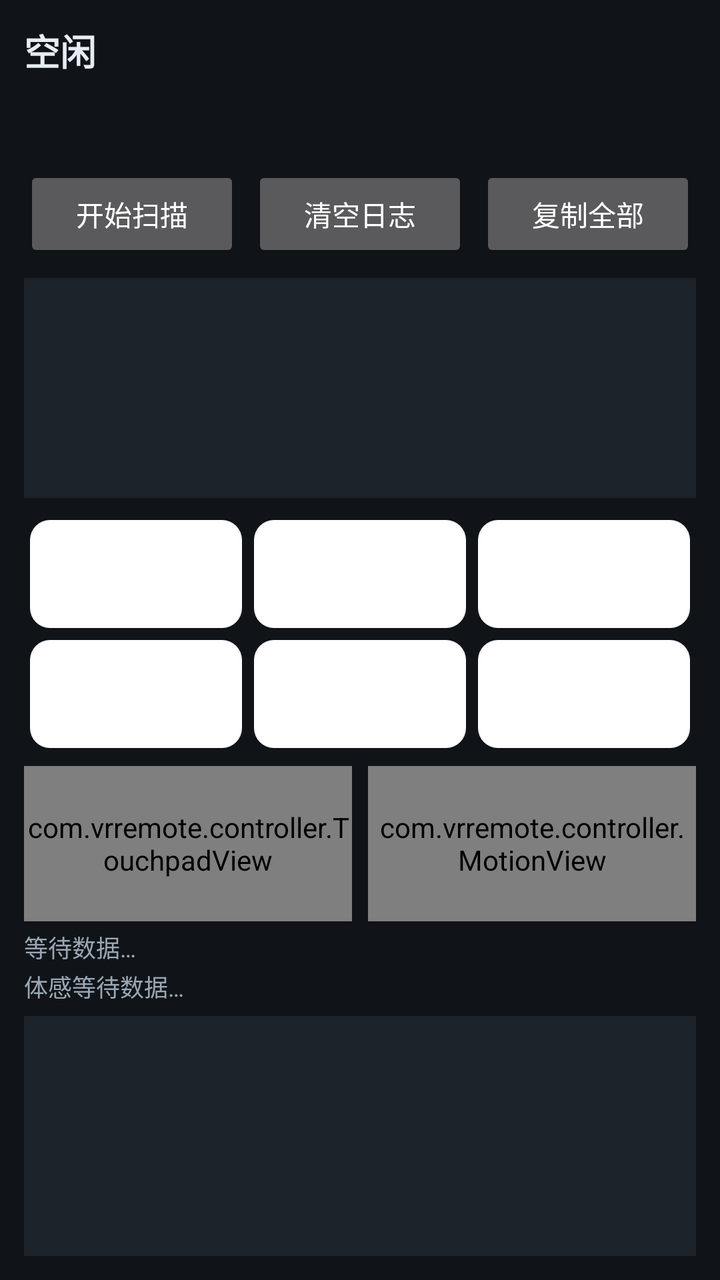
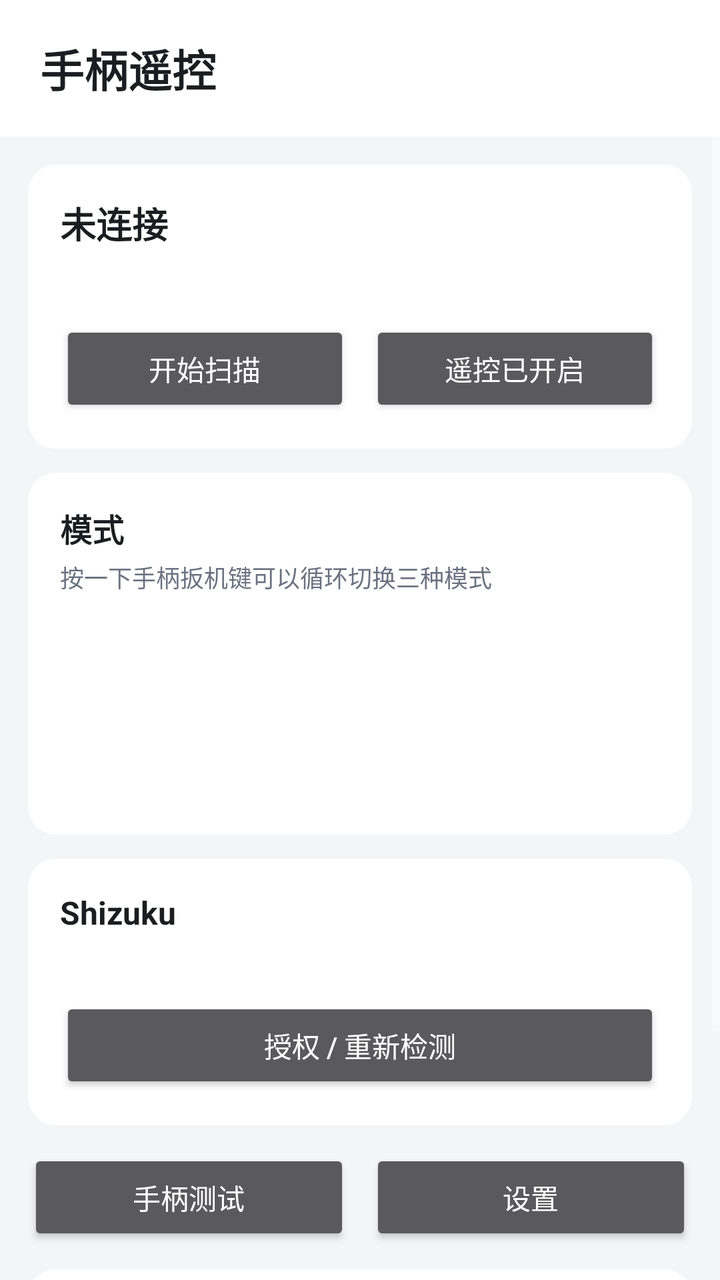

Two renders of the same Android screen: before a commit and after it. Below are the layout's source before the change and the commit's diff.
<!-- AndroidManifest.xml: application theme android:Theme.Material -->
<!-- res/layout/activity_main.xml -->
<?xml version="1.0" encoding="utf-8"?>
<LinearLayout xmlns:android="http://schemas.android.com/apk/res/android"
    android:layout_width="match_parent"
    android:layout_height="match_parent"
    android:background="@color/bg"
    android:fitsSystemWindows="true"
    android:orientation="vertical"
    android:padding="12dp">

    <TextView
        android:id="@+id/stateText"
        android:layout_width="match_parent"
        android:layout_height="wrap_content"
        android:text="空闲"
        android:textColor="@color/text"
        android:textSize="18sp"
        android:textStyle="bold" />

    <TextView
        android:id="@+id/deviceText"
        android:layout_width="match_parent"
        android:layout_height="wrap_content"
        android:layout_marginTop="2dp"
        android:textColor="#FF9AA7B4"
        android:textSize="12sp" />

    <TextView
        android:id="@+id/statsText"
        android:layout_width="match_parent"
        android:layout_height="wrap_content"
        android:layout_marginTop="2dp"
        android:textColor="#FF9AA7B4"
        android:textSize="12sp" />

    <LinearLayout
        android:layout_width="match_parent"
        android:layout_height="wrap_content"
        android:layout_marginTop="8dp"
        android:orientation="horizontal">

        <Button
            android:id="@+id/scanButton"
            android:layout_width="0dp"
            android:layout_height="wrap_content"
            android:layout_weight="1"
            android:text="开始扫描" />

        <Button
            android:id="@+id/clearButton"
            android:layout_width="0dp"
            android:layout_height="wrap_content"
            android:layout_marginStart="6dp"
            android:layout_weight="1"
            android:text="清空日志" />

        <Button
            android:id="@+id/copyButton"
            android:layout_width="0dp"
            android:layout_height="wrap_content"
            android:layout_marginStart="6dp"
            android:layout_weight="1"
            android:text="复制全部" />
    </LinearLayout>

    <ScrollView
        android:id="@+id/deviceScroll"
        android:layout_width="match_parent"
        android:layout_height="110dp"
        android:layout_marginTop="8dp"
        android:background="@color/panel">

        <LinearLayout
            android:id="@+id/deviceList"
            android:layout_width="match_parent"
            android:layout_height="wrap_content"
            android:orientation="vertical"
            android:padding="6dp" />
    </ScrollView>

    <LinearLayout
        android:layout_width="match_parent"
        android:layout_height="wrap_content"
        android:layout_marginTop="8dp"
        android:orientation="horizontal">

        <TextView
            android:id="@+id/keyTrigger"
            android:layout_width="0dp"
            android:layout_height="54dp"
            android:layout_margin="3dp"
            android:layout_weight="1"
            android:background="@drawable/key_block"
            android:gravity="center"
            android:textColor="@color/text"
            android:textSize="12sp" />

        <TextView
            android:id="@+id/keyConfirm"
            android:layout_width="0dp"
            android:layout_height="54dp"
            android:layout_margin="3dp"
            android:layout_weight="1"
            android:background="@drawable/key_block"
            android:gravity="center"
            android:textColor="@color/text"
            android:textSize="12sp" />

        <TextView
            android:id="@+id/keyVolumeDown"
            android:layout_width="0dp"
            android:layout_height="54dp"
            android:layout_margin="3dp"
            android:layout_weight="1"
            android:background="@drawable/key_block"
            android:gravity="center"
            android:textColor="@color/text"
            android:textSize="12sp" />
    </LinearLayout>

    <LinearLayout
        android:layout_width="match_parent"
        android:layout_height="wrap_content"
        android:orientation="horizontal">

        <TextView
            android:id="@+id/keyVolumeUp"
            android:layout_width="0dp"
            android:layout_height="54dp"
            android:layout_margin="3dp"
            android:layout_weight="1"
            android:background="@drawable/key_block"
            android:gravity="center"
            android:textColor="@color/text"
            android:textSize="12sp" />

        <TextView
            android:id="@+id/keyHome"
            android:layout_width="0dp"
            android:layout_height="54dp"
            android:layout_margin="3dp"
            android:layout_weight="1"
            android:background="@drawable/key_block"
            android:gravity="center"
            android:textColor="@color/text"
            android:textSize="12sp" />

        <TextView
            android:id="@+id/keyBack"
            android:layout_width="0dp"
            android:layout_height="54dp"
            android:layout_margin="3dp"
            android:layout_weight="1"
            android:background="@drawable/key_block"
            android:gravity="center"
            android:textColor="@color/text"
            android:textSize="12sp" />
    </LinearLayout>

    <LinearLayout
        android:layout_width="match_parent"
        android:layout_height="0dp"
        android:layout_marginTop="6dp"
        android:layout_weight="1"
        android:orientation="horizontal">

        <com.vrremote.controller.TouchpadView
            android:id="@+id/touchpadView"
            android:layout_width="0dp"
            android:layout_height="match_parent"
            android:layout_weight="1" />

        <com.vrremote.controller.MotionView
            android:id="@+id/motionView"
            android:layout_width="0dp"
            android:layout_height="match_parent"
            android:layout_marginStart="8dp"
            android:layout_weight="1" />
    </LinearLayout>

    <TextView
        android:id="@+id/touchpadText"
        android:layout_width="match_parent"
        android:layout_height="wrap_content"
        android:layout_marginTop="4dp"
        android:text="等待数据…"
        android:textColor="#FF9AA7B4"
        android:textSize="12sp" />

    <TextView
        android:id="@+id/motionText"
        android:layout_width="match_parent"
        android:layout_height="wrap_content"
        android:layout_marginTop="2dp"
        android:text="体感等待数据…"
        android:textColor="#FF9AA7B4"
        android:textSize="12sp" />

    <ScrollView
        android:id="@+id/rawScroll"
        android:layout_width="match_parent"
        android:layout_height="120dp"
        android:layout_marginTop="6dp"
        android:background="@color/panel">

        <TextView
            android:id="@+id/rawLog"
            android:layout_width="match_parent"
            android:layout_height="wrap_content"
            android:padding="6dp"
            android:textColor="#FFB7C3CF"
            android:textSize="10sp"
            android:typeface="monospace" />
    </ScrollView>
</LinearLayout>
<!-- resources referenced by this layout -->
<resources>
  <color name="bg">#FF101418</color>
  <color name="panel">#FF1C2229</color>
  <color name="text">#FFE6EDF3</color>
  <!-- drawable key_block (drawable) -->
  <?xml version="1.0" encoding="utf-8"?>
  <shape xmlns:android="http://schemas.android.com/apk/res/android"
      android:shape="rectangle">
      <solid android:color="#FFFFFF" />
      <corners android:radius="10dp" />
  </shape>
</resources>

<!-- the commit's change to res/layout/activity_main.xml (unified diff, before → after) -->
@@ -2,213 +2,200 @@
 <LinearLayout xmlns:android="http://schemas.android.com/apk/res/android"
     android:layout_width="match_parent"
     android:layout_height="match_parent"
-    android:background="@color/bg"
+    android:background="@color/light_bg"
     android:fitsSystemWindows="true"
-    android:orientation="vertical"
-    android:padding="12dp">
+    android:orientation="vertical">
 
     <TextView
-        android:id="@+id/stateText"
         android:layout_width="match_parent"
         android:layout_height="wrap_content"
-        android:text="空闲"
-        android:textColor="@color/text"
-        android:textSize="18sp"
+        android:background="@color/light_card"
+        android:paddingStart="20dp"
+        android:paddingTop="18dp"
+        android:paddingEnd="20dp"
+        android:paddingBottom="18dp"
+        android:text="@string/app_name"
+        android:textColor="@color/light_text"
+        android:textSize="22sp"
         android:textStyle="bold" />
 
-    <TextView
-        android:id="@+id/deviceText"
+    <ScrollView
         android:layout_width="match_parent"
-        android:layout_height="wrap_content"
-        android:layout_marginTop="2dp"
-        android:textColor="#FF9AA7B4"
-        android:textSize="12sp" />
-
-    <TextView
-        android:id="@+id/statsText"
-        android:layout_width="match_parent"
-        android:layout_height="wrap_content"
-        android:layout_marginTop="2dp"
-        android:textColor="#FF9AA7B4"
-        android:textSize="12sp" />
-
-    <LinearLayout
-        android:layout_width="match_parent"
-        android:layout_height="wrap_content"
-        android:layout_marginTop="8dp"
-        android:orientation="horizontal">
-
-        <Button
-            android:id="@+id/scanButton"
-            android:layout_width="0dp"
-            android:layout_height="wrap_content"
-            android:layout_weight="1"
-            android:text="开始扫描" />
-
-        <Button
-            android:id="@+id/clearButton"
-            android:layout_width="0dp"
-            android:layout_height="wrap_content"
-            android:layout_marginStart="6dp"
-            android:layout_weight="1"
-            android:text="清空日志" />
-
-        <Button
-            android:id="@+id/copyButton"
-            android:layout_width="0dp"
-            android:layout_height="wrap_content"
-            android:layout_marginStart="6dp"
-            android:layout_weight="1"
-            android:text="复制全部" />
-    </LinearLayout>
-
-    <ScrollView
-        android:id="@+id/deviceScroll"
-        android:layout_width="match_parent"
-        android:layout_height="110dp"
-        android:layout_marginTop="8dp"
-        android:background="@color/panel">
+        android:layout_height="0dp"
+        android:layout_weight="1">
 
         <LinearLayout
-            android:id="@+id/deviceList"
             android:layout_width="match_parent"
             android:layout_height="wrap_content"
             android:orientation="vertical"
-            android:padding="6dp" />
-    </ScrollView>
-
-    <LinearLayout
-        android:layout_width="match_parent"
-        android:layout_height="wrap_content"
-        android:layout_marginTop="8dp"
-        android:orientation="horizontal">
-
-        <TextView
-            android:id="@+id/keyTrigger"
-            android:layout_width="0dp"
-            android:layout_height="54dp"
-            android:layout_margin="3dp"
-            android:layout_weight="1"
-            android:background="@drawable/key_block"
-            android:gravity="center"
-            android:textColor="@color/text"
-            android:textSize="12sp" />
-
-        <TextView
-            android:id="@+id/keyConfirm"
-            android:layout_width="0dp"
-            android:layout_height="54dp"
-            android:layout_margin="3dp"
-            android:layout_weight="1"
-            android:background="@drawable/key_block"
-            android:gravity="center"
-            android:textColor="@color/text"
-            android:textSize="12sp" />
-
-        <TextView
-            android:id="@+id/keyVolumeDown"
-            android:layout_width="0dp"
-            android:layout_height="54dp"
-            android:layout_margin="3dp"
-            android:layout_weight="1"
-            android:background="@drawable/key_block"
-            android:gravity="center"
-            android:textColor="@color/text"
-            android:textSize="12sp" />
-    </LinearLayout>
-
-    <LinearLayout
-        android:layout_width="match_parent"
-        android:layout_height="wrap_content"
-        android:orientation="horizontal">
-
-        <TextView
-            android:id="@+id/keyVolumeUp"
-            android:layout_width="0dp"
-            android:layout_height="54dp"
-            android:layout_margin="3dp"
-            android:layout_weight="1"
-            android:background="@drawable/key_block"
-            android:gravity="center"
-            android:textColor="@color/text"
-            android:textSize="12sp" />
-
-        <TextView
-            android:id="@+id/keyHome"
-            android:layout_width="0dp"
-            android:layout_height="54dp"
-            android:layout_margin="3dp"
-            android:layout_weight="1"
-            android:background="@drawable/key_block"
-            android:gravity="center"
-            android:textColor="@color/text"
-            android:textSize="12sp" />
-
-        <TextView
-            android:id="@+id/keyBack"
-            android:layout_width="0dp"
-            android:layout_height="54dp"
-            android:layout_margin="3dp"
-            android:layout_weight="1"
-            android:background="@drawable/key_block"
-            android:gravity="center"
-            android:textColor="@color/text"
-            android:textSize="12sp" />
-    </LinearLayout>
-
-    <LinearLayout
-        android:layout_width="match_parent"
-        android:layout_height="0dp"
-        android:layout_marginTop="6dp"
-        android:layout_weight="1"
-        android:orientation="horizontal">
-
-        <com.vrremote.controller.TouchpadView
-            android:id="@+id/touchpadView"
-            android:layout_width="0dp"
-            android:layout_height="match_parent"
-            android:layout_weight="1" />
-
-        <com.vrremote.controller.MotionView
-            android:id="@+id/motionView"
-            android:layout_width="0dp"
-            android:layout_height="match_parent"
-            android:layout_marginStart="8dp"
-            android:layout_weight="1" />
-    </LinearLayout>
-
-    <TextView
-        android:id="@+id/touchpadText"
-        android:layout_width="match_parent"
-        android:layout_height="wrap_content"
-        android:layout_marginTop="4dp"
-        android:text="等待数据…"
-        android:textColor="#FF9AA7B4"
-        android:textSize="12sp" />
-
-    <TextView
-        android:id="@+id/motionText"
-        android:layout_width="match_parent"
-        android:layout_height="wrap_content"
-        android:layout_marginTop="2dp"
-        android:text="体感等待数据…"
-        android:textColor="#FF9AA7B4"
-        android:textSize="12sp" />
-
-    <ScrollView
-        android:id="@+id/rawScroll"
-        android:layout_width="match_parent"
-        android:layout_height="120dp"
-        android:layout_marginTop="6dp"
-        android:background="@color/panel">
-
-        <TextView
-            android:id="@+id/rawLog"
-            android:layout_width="match_parent"
-            android:layout_height="wrap_content"
-            android:padding="6dp"
-            android:textColor="#FFB7C3CF"
-            android:textSize="10sp"
-            android:typeface="monospace" />
+            android:padding="14dp">
+
+            <LinearLayout
+                android:layout_width="match_parent"
+                android:layout_height="wrap_content"
+                android:background="@drawable/card_background"
+                android:orientation="vertical"
+                android:padding="16dp">
+
+                <TextView
+                    android:id="@+id/stateText"
+                    android:layout_width="match_parent"
+                    android:layout_height="wrap_content"
+                    android:text="未连接"
+                    android:textColor="@color/light_text"
+                    android:textSize="18sp"
+                    android:textStyle="bold" />
+
+                <TextView
+                    android:id="@+id/deviceText"
+                    android:layout_width="match_parent"
+                    android:layout_height="wrap_content"
+                    android:layout_marginTop="6dp"
+                    android:textColor="@color/light_text_dim"
+                    android:textSize="13sp" />
+
+                <LinearLayout
+                    android:layout_width="match_parent"
+                    android:layout_height="wrap_content"
+                    android:layout_marginTop="12dp"
+                    android:orientation="horizontal">
+
+                    <Button
+                        android:id="@+id/scanButton"
+                        android:layout_width="0dp"
+                        android:layout_height="wrap_content"
+                        android:layout_weight="1"
+                        android:text="开始扫描" />
+
+                    <Button
+                        android:id="@+id/remoteSwitchButton"
+                        android:layout_width="0dp"
+                        android:layout_height="wrap_content"
+                        android:layout_marginStart="10dp"
+                        android:layout_weight="1"
+                        android:text="遥控已开启" />
+                </LinearLayout>
+            </LinearLayout>
+
+            <LinearLayout
+                android:layout_width="match_parent"
+                android:layout_height="wrap_content"
+                android:layout_marginTop="12dp"
+                android:background="@drawable/card_background"
+                android:orientation="vertical"
+                android:padding="16dp">
+
+                <TextView
+                    android:layout_width="match_parent"
+                    android:layout_height="wrap_content"
+                    android:text="模式"
+                    android:textColor="@color/light_text"
+                    android:textSize="16sp"
+                    android:textStyle="bold" />
+
+                <TextView
+                    android:layout_width="match_parent"
+                    android:layout_height="wrap_content"
+                    android:layout_marginTop="4dp"
+                    android:text="按一下手柄扳机键可以循环切换三种模式"
+                    android:textColor="@color/light_text_dim"
+                    android:textSize="12sp" />
+
+                <RadioGroup
+                    android:id="@+id/modeGroup"
+                    android:layout_width="match_parent"
+                    android:layout_height="wrap_content"
+                    android:layout_marginTop="8dp"
+                    android:orientation="vertical">
+
+                    <RadioButton
+                        android:id="@+id/modeNormal"
+                        android:layout_width="match_parent"
+                        android:layout_height="wrap_content"
+                        android:text="普通模式 · 方向键遥控器" />
+
+                    <RadioButton
+                        android:id="@+id/modeFlyTouch"
+                        android:layout_width="match_parent"
+                        android:layout_height="wrap_content"
+                        android:text="飞鼠1 · 触控板控制光标" />
+
+                    <RadioButton
+                        android:id="@+id/modeFlyMotion"
+                        android:layout_width="match_parent"
+                        android:layout_height="wrap_content"
+                        android:text="飞鼠2 · 体感控制光标" />
+                </RadioGroup>
+            </LinearLayout>
+
+            <LinearLayout
+                android:layout_width="match_parent"
+                android:layout_height="wrap_content"
+                android:layout_marginTop="12dp"
+                android:background="@drawable/card_background"
+                android:orientation="vertical"
+                android:padding="16dp">
+
+                <TextView
+                    android:layout_width="match_parent"
+                    android:layout_height="wrap_content"
+                    android:text="Shizuku"
+                    android:textColor="@color/light_text"
+                    android:textSize="16sp"
+                    android:textStyle="bold" />
+
+                <TextView
+                    android:id="@+id/shizukuText"
+                    android:layout_width="match_parent"
+                    android:layout_height="wrap_content"
+                    android:layout_marginTop="6dp"
+                    android:textColor="@color/light_text_dim"
+                    android:textSize="13sp" />
+
+                <Button
+                    android:id="@+id/shizukuButton"
+                    android:layout_width="match_parent"
+                    android:layout_height="wrap_content"
+                    android:layout_marginTop="8dp"
+                    android:text="授权 / 重新检测" />
+            </LinearLayout>
+
+            <LinearLayout
+                android:layout_width="match_parent"
+                android:layout_height="wrap_content"
+                android:layout_marginTop="12dp"
+                android:orientation="horizontal">
+
+                <Button
+                    android:id="@+id/testButton"
+                    android:layout_width="0dp"
+                    android:layout_height="wrap_content"
+                    android:layout_weight="1"
+                    android:text="手柄测试" />
+
+                <Button
+                    android:id="@+id/settingsButton"
+                    android:layout_width="0dp"
+                    android:layout_height="wrap_content"
+                    android:layout_marginStart="10dp"
+                    android:layout_weight="1"
+                    android:text="设置" />
+            </LinearLayout>
+
+            <ScrollView
+                android:id="@+id/deviceScroll"
+                android:layout_width="match_parent"
+                android:layout_height="150dp"
+                android:layout_marginTop="12dp"
+                android:background="@drawable/card_background">
+
+                <LinearLayout
+                    android:id="@+id/deviceList"
+                    android:layout_width="match_parent"
+                    android:layout_height="wrap_content"
+                    android:orientation="vertical"
+                    android:padding="8dp" />
+            </ScrollView>
+        </LinearLayout>
     </ScrollView>
 </LinearLayout>
<!-- resource entries referenced after the edit -->
@@ -1,14 +1,16 @@
 <!-- resources referenced by this layout -->
 <resources>
-  <color name="bg">#FF101418</color>
-  <color name="panel">#FF1C2229</color>
-  <color name="text">#FFE6EDF3</color>
-  <!-- drawable key_block (drawable) -->
+  <color name="light_bg">#FFF4F5F7</color>
+  <color name="light_card">#FFFFFFFF</color>
+  <color name="light_text">#FF1B1D21</color>
+  <color name="light_text_dim">#FF6B7280</color>
+  <!-- drawable card_background (drawable) -->
   <?xml version="1.0" encoding="utf-8"?>
   <shape xmlns:android="http://schemas.android.com/apk/res/android"
       android:shape="rectangle">
-      <solid android:color="#FFFFFF" />
-      <corners android:radius="10dp" />
+      <solid android:color="@color/light_card" />
+      <corners android:radius="14dp" />
   </shape>
+  <string name="app_name">手柄遥控</string>
 </resources>
 
